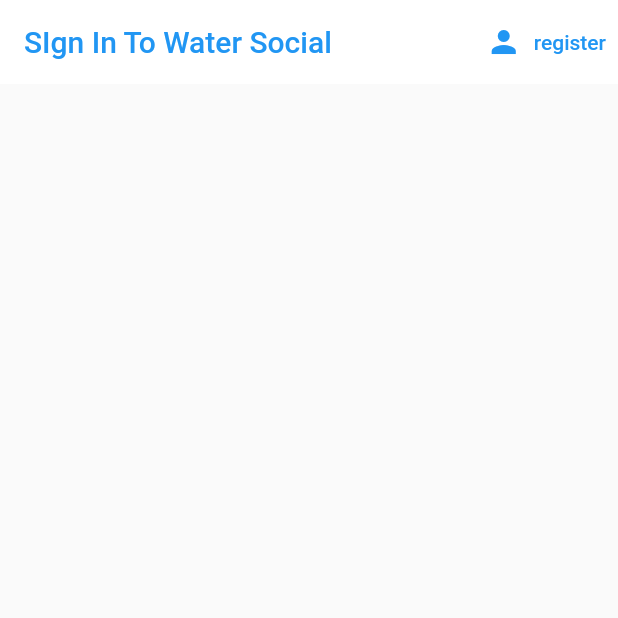
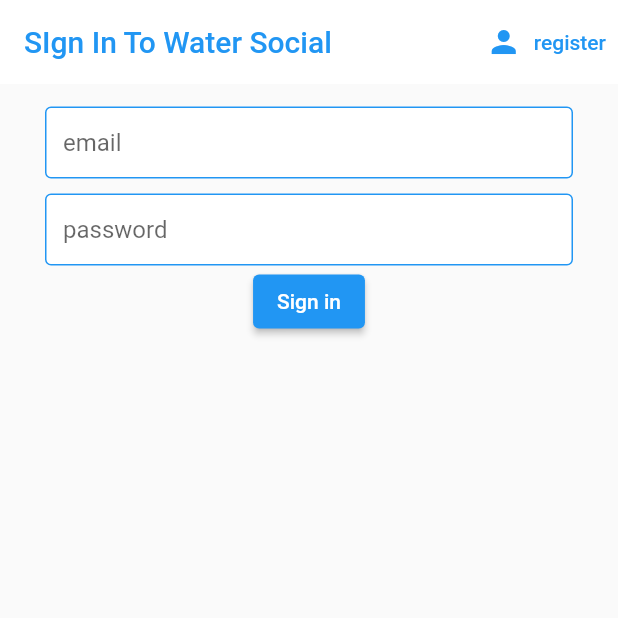
Before and after one commit to nazaawa/little-flutter-social-network, a Flutter app: the screen it shows after launch, on a phone screen of 412 x 824 dp, the top half of it. Run offline on Flutter 3.47's test engine with Material 2 defaults, Android fonts, the phone set to English and light mode, and no system bars; our stand-ins replace flutter_spinkit.

Commit message:
feat finish  authentification screens

```diff
--- a/lib/screens_authentifaction/authentification.dart
+++ b/lib/screens_authentifaction/authentification.dart
@@ -1,4 +1,5 @@
 import 'package:flutter/material.dart';
+import 'package:watersocial/common/constant.dart';
 import 'package:watersocial/common/loading.dart';
 
 class AuthenticateScreen extends StatefulWidget {
@@ -11,6 +12,8 @@ class AuthenticateScreen extends StatefulWidget {
 class _AuthenticateScreenState extends State<AuthenticateScreen> {
   final _formKey = GlobalKey<FormState>();
   String error = '';
+  String password = '';
+  String email = "";
   bool loading = false;
 
   final emailController = TextEditingController();
@@ -20,6 +23,7 @@ class _AuthenticateScreenState extends State<AuthenticateScreen> {
 
   @override
   void dispose() {
+    _formKey.currentState!.dispose();
     emailController.dispose();
     passwordController.dispose();
     super.dispose();
@@ -41,11 +45,12 @@ class _AuthenticateScreenState extends State<AuthenticateScreen> {
             appBar: AppBar(
               backgroundColor: Colors.white,
               elevation: 0.0,
-              title: Text(showSignIn
-                  ? 'SIgn In To Water Social'
-                  : 'Register to Water Social',style: TextStyle(
-                    color :Colors.blue
-                  ),),
+              title: Text(
+                showSignIn
+                    ? 'SIgn In To Water Social'
+                    : 'Register to Water Social',
+                style: TextStyle(color: Colors.blue),
+              ),
               actions: [
                 TextButton.icon(
                   onPressed: () => toggleView(),
@@ -54,6 +59,49 @@ class _AuthenticateScreenState extends State<AuthenticateScreen> {
                 )
               ],
             ),
-          );
+            body: Container(
+              padding: EdgeInsets.symmetric(vertical: 15.0, horizontal: 30.0),
+              child: Form(
+                key: _formKey,
+                child: Column(children: [
+                  TextFormField(
+                    controller: emailController,
+                    decoration: textInputDecoration.copyWith(
+                      hintText: 'email'
+                      ),
+                    validator: (value) =>
+                        value!.isEmpty ? 'ENtrer un email' : null,
+                  ),
+                  SizedBox(height: 10),
+                  TextFormField(
+                      controller: passwordController,
+                      decoration:
+                          textInputDecoration.copyWith(hintText: 'password'),
+                      validator: (value) => value!.length < 6
+                          ? 'le mot de passe doit au moins contenir 6 character'
+                          : null),
+                  ElevatedButton(
+                      onPressed: () {
+                        if (_formKey.currentState!.validate()) {
+                          setState(() {
+                            loading = true;
+                          });
+
+                          password = passwordController.value.text;
+
+                          email = emailController.value.text;
+                        }
+                        dynamic result = null;
+                        if (result == null) {
+                          setState(() {
+                            // loading = false ;
+                            error = 'please enter  ';
+                          });
+                        }
+                      },
+                      child: Text(showSignIn ? 'Sign in' : 'Register'))
+                ]),
+              ),
+            ));
   }
 }
```
